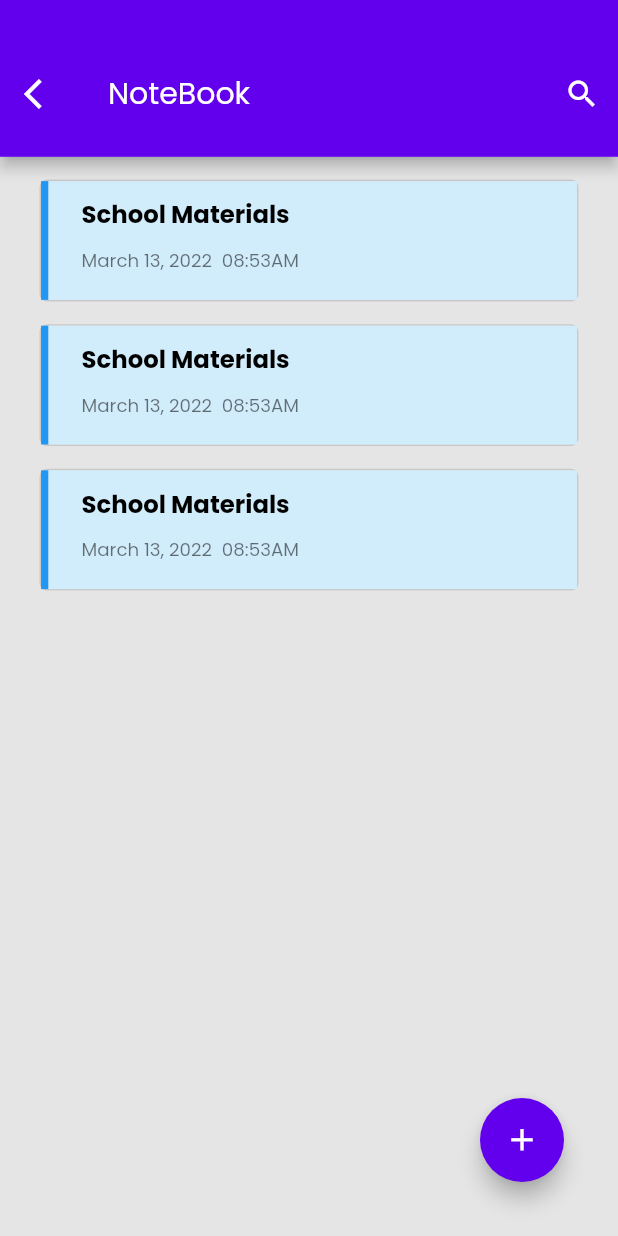
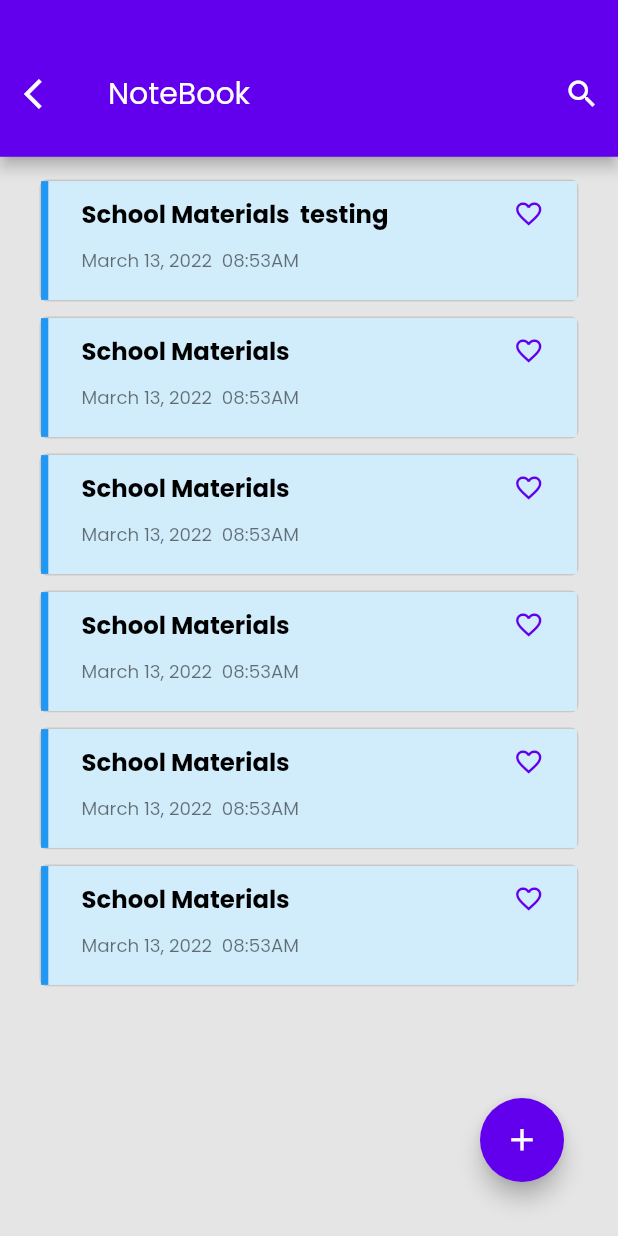
Before and after one commit to kolikay/Scholars_padi, a Flutter app: the NoteBookScreen1 screen opened directly, on a phone screen of 412 x 824 dp. Run offline on Flutter 3.47's test engine with Material 2 defaults, Android fonts, the phone set to English and light mode, and no system bars; drawn by our look-alikes of flutter_slidable; our stand-ins replace carousel_slider, flutter_riverpod, flutter_screenutil, google_fonts, image_picker, pin_code_fields and 1 more; missing offline and left inert: simple_connection_checker.

Commit message:
notebook cards screens

```diff
--- a/lib/routes/page_routes.dart
+++ b/lib/routes/page_routes.dart
@@ -3,7 +3,7 @@ import 'package:scholars_padi/screens/authentication/views/sign_up1_screen.dart'
 import 'package:scholars_padi/screens/change_password/email_password_change_screen.dart';
 import 'package:scholars_padi/screens/landing_page_screens/no_internet.dart';
 import 'package:scholars_padi/screens/material/material_screen1.dart';
-import 'package:scholars_padi/screens/note_book_screens/note_book_screen1.dart';
+import 'package:scholars_padi/screens/note_book_screens/views/note_book_screen1.dart';
 import 'package:scholars_padi/screens/notice_board/notice_screen1.dart';
 import 'package:scholars_padi/screens/on_boarding/home_screens/categories_page.dart';
 import 'package:scholars_padi/screens/on_boarding/home_screens/categories_search_screen.dart';
--- /dev/null
+++ b/lib/screens/note_book_screens/notification_view_model/notificationModel.dart
@@ -0,0 +1,4 @@
+class NotificationViewModel {
+
+
+}
--- a/lib/screens/note_book_screens/note_book_screen1.dart
+++ b/lib/screens/note_book_screens/views/note_book_screen1.dart
@@ -3,12 +3,59 @@ import 'package:scholars_padi/constants/appColor.dart';
 import 'package:scholars_padi/widgets/reusesable_widget/reusable_app_bar1.dart';
 import 'package:flutter_screenutil/flutter_screenutil.dart';
 import 'package:scholars_padi/widgets/reusesable_widget/normal_text.dart';
+import 'package:flutter_slidable/flutter_slidable.dart';
 
-class NoteBookScreen1 extends StatelessWidget {
+List<MaterialCards> card = List.of(allCards);
+
+List<MaterialCards> allCards = const  [
+  MaterialCards(
+    cardColor1: Colors.blue,
+    cardDate: 'March 13, 2022  08:53AM',
+    cardMessage: 'School Materials  testing',
+    cardColor2: Color(0xffd1ecfa),
+  ),
+  MaterialCards(
+    cardColor1: Colors.blue,
+    cardDate: 'March 13, 2022  08:53AM',
+    cardMessage: 'School Materials',
+    cardColor2: Color(0xffd1ecfa),
+  ),
+  MaterialCards(
+    cardColor1: Colors.blue,
+    cardDate: 'March 13, 2022  08:53AM',
+    cardMessage: 'School Materials',
+    cardColor2: Color(0xffd1ecfa),
+  ),
+  MaterialCards(
+    cardColor1: Colors.blue,
+    cardDate: 'March 13, 2022  08:53AM',
+    cardMessage: 'School Materials',
+    cardColor2: Color(0xffd1ecfa),
+  ),
+  MaterialCards(
+    cardColor1: Colors.blue,
+    cardDate: 'March 13, 2022  08:53AM',
+    cardMessage: 'School Materials',
+    cardColor2: Color(0xffd1ecfa),
+  ),
+  MaterialCards(
+    cardColor1: Colors.blue,
+    cardDate: 'March 13, 2022  08:53AM',
+    cardMessage: 'School Materials',
+    cardColor2: Color(0xffd1ecfa),
+  ),
+];
+
+class NoteBookScreen1 extends StatefulWidget {
   const NoteBookScreen1({
     Key? key,
   }) : super(key: key);
 
+  @override
+  State<NoteBookScreen1> createState() => _NoteBookScreen1State();
+}
+
+class _NoteBookScreen1State extends State<NoteBookScreen1> {
   @override
   Widget build(BuildContext context) {
     return Scaffold(
@@ -62,30 +109,39 @@ class NoteBookScreen1 extends StatelessWidget {
                 SizedBox(
                   height: 15.h,
                 ),
-                const MaterialCards(
-                  cardColor1: Colors.blue,
-                  cardDate: 'March 13, 2022  08:53AM',
-                  cardMessage: 'School Materials',
-                  cardColor2: Color(0xffd1ecfa),
+                Expanded(
+                  child: SizedBox(
+                    child: ListView.separated(
+                        separatorBuilder: (BuildContext context, int index) =>
+                            SizedBox(
+                              height: 10.h,
                             ),
-                SizedBox(
-                  height: 15.h,
+                        itemCount: card.length,
+                        itemBuilder: (context, index) {
+                          final materialCard = card[index];
+                          return Slidable(
+                            actionExtentRatio: 0.25,
+                            actionPane: const SlidableDrawerActionPane(),
+                            secondaryActions: <Widget>[
+                              IconSlideAction(
+                                caption: 'Delete',
+                                color: Colors.red,
+                                icon: Icons.delete,
+                                onTap: () {
+
+                                  onDismissed(index);
+                                },
+                              )
+                            ],
+                            child: MaterialCards(
+                                cardMessage: materialCard.cardMessage,
+                                cardDate: materialCard.cardDate,
+                                cardColor1: materialCard.cardColor1,
+                                cardColor2: materialCard.cardColor2),
+                          );
+                        }),
                   ),
-                const MaterialCards(
-                  cardColor1: Colors.blue,
-                  cardDate: 'March 13, 2022  08:53AM',
-                  cardMessage: 'School Materials',
-                  cardColor2: Color(0xffd1ecfa),
-                ),
-                SizedBox(
-                  height: 15.h,
-                ),
-                const MaterialCards(
-                  cardColor1: Colors.blue,
-                  cardDate: 'March 13, 2022  08:53AM',
-                  cardMessage: 'School Materials',
-                  cardColor2: Color(0xffd1ecfa),
-                ),
+                )
               ],
             ),
           ),
@@ -104,6 +160,13 @@ class NoteBookScreen1 extends StatelessWidget {
         ),
       ),
     );
+  }
+
+  void onDismissed(int index) {
+    // print(card[index].cardMessage);
+    setState(() {
+      card.removeAt(index);
+    });
   }
 }
 
@@ -145,11 +208,21 @@ class MaterialCards extends StatelessWidget {
                   mainAxisAlignment: MainAxisAlignment.start,
                   crossAxisAlignment: CrossAxisAlignment.start,
                   children: [
+                    Row(
+                      mainAxisAlignment: MainAxisAlignment.spaceBetween,
+                      children: [
                         NormalText(
                           text: cardMessage,
                           fontWeight: FontWeight.bold,
                           color: Colors.black,
                           size: 16.sp,
+                        ),
+                        Icon(
+                          Icons.favorite_border,
+                          color: AppColor.mainColor,
+                          size: 20.sp,
+                        )
+                      ],
                     ),
                     SizedBox(
                       height: 10.h,
--- a/pubspec.yaml
+++ b/pubspec.yaml
@@ -65,6 +65,9 @@ dev_dependencies:
   #image picker
   image_picker: 0.8.3+1
 
+  #slidable widget
+  flutter_slidable: 0.6.0
+
 
 # flutter pub run flutter_native_splash:create
 flutter_native_splash:
```
Also changed, not shown: lib/screens/on_boarding/notifications/views/notification_screen.dart (+7 -0 lines), lib/widgets/utils/progress_bar.dart (+5 -5 lines), lib/widgets/utils/snack_bar.dart (added, +32 -0 lines), pubspec.lock. Lines whose indentation alone changed are shown as unchanged.
